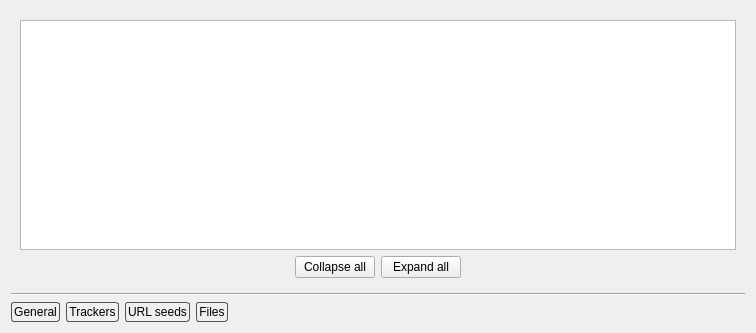
SysAdminDoc/qBittorrent-Vanced, file src/propertiesWidget.ui: the form before one commit.
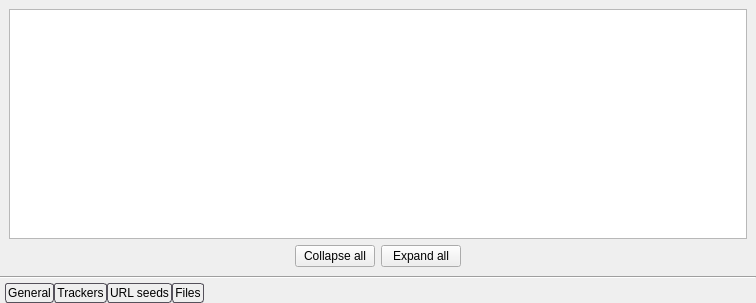
The form after the commit. The open tabs and pages were chosen to show the change. Icons and pictures are not drawn.

Patch:
```diff
--- a/src/propertiesWidget.ui
+++ b/src/propertiesWidget.ui
@@ -7,7 +7,7 @@
     <x>0</x>
     <y>0</y>
     <width>756</width>
-    <height>333</height>
+    <height>303</height>
    </rect>
   </property>
   <property name="sizePolicy">
@@ -19,13 +19,22 @@
   <property name="maximumSize">
    <size>
     <width>16777215</width>
-    <height>333</height>
+    <height>303</height>
    </size>
   </property>
   <property name="windowTitle">
    <string>Form</string>
   </property>
+  <property name="styleSheet">
+   <string/>
+  </property>
   <layout class="QVBoxLayout" name="verticalLayout">
+   <property name="spacing">
+    <number>0</number>
+   </property>
+   <property name="margin">
+    <number>0</number>
+   </property>
    <item>
     <widget class="QStackedWidget" name="stackedProperties">
      <property name="currentIndex">
@@ -821,12 +830,6 @@
          <property name="expandsOnDoubleClick">
           <bool>false</bool>
          </property>
-         <attribute name="headerStretchLastSection">
-          <bool>true</bool>
-         </attribute>
-         <attribute name="headerStretchLastSection">
-          <bool>true</bool>
-         </attribute>
         </widget>
        </item>
        <item>
@@ -886,6 +889,15 @@
    </item>
    <item>
     <layout class="QHBoxLayout" name="horizontalLayout">
+     <property name="leftMargin">
+      <number>5</number>
+     </property>
+     <property name="topMargin">
+      <number>4</number>
+     </property>
+     <property name="rightMargin">
+      <number>5</number>
+     </property>
      <item>
       <widget class="QPushButton" name="main_infos_button">
        <property name="styleSheet">
```
